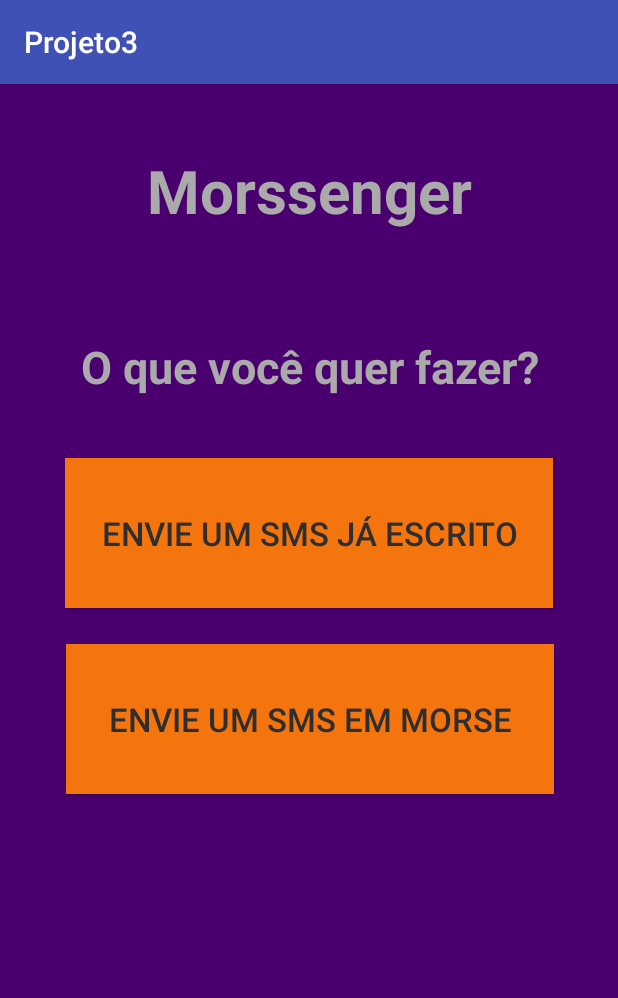
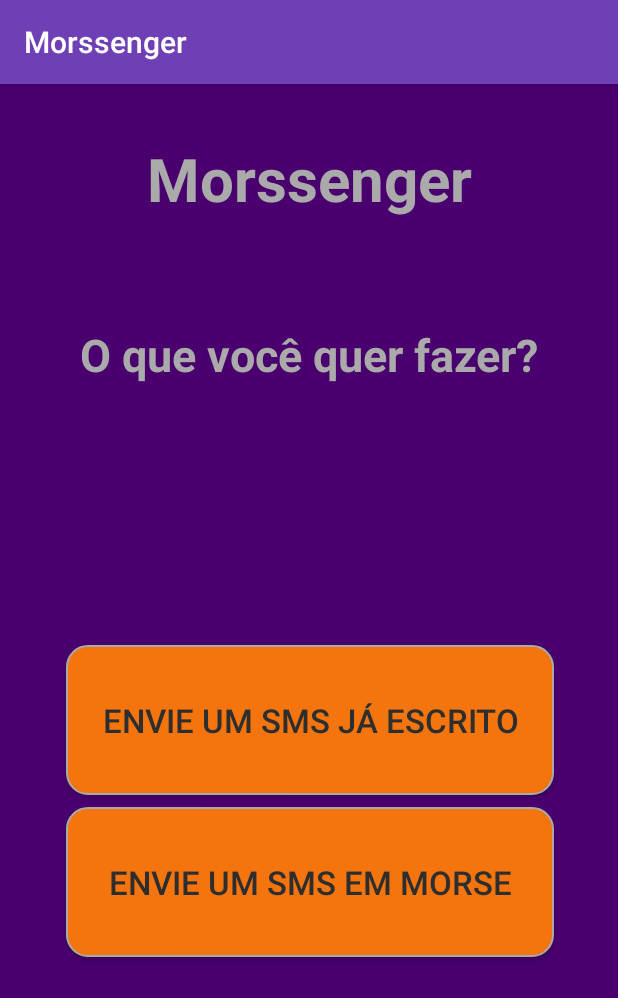
Before and after one commit to mariaeduardabicalho/Projeto3--DesAgi, an Android app: the screen it shows after launch (MainActivity), on a phone screen of 412 x 824 dp. Shown: the top 998 px of the screen. Run offline under Robolectric (Android 15) with nearby library versions, the phone set to English and light mode, and no system bars.

Commit message:
Fluxo de telas

```diff
--- a/app/src/main/java/com/example/nicolasstegmann/projeto3/MainActivity.java
+++ b/app/src/main/java/com/example/nicolasstegmann/projeto3/MainActivity.java
@@ -51,6 +51,8 @@ public class MainActivity extends AppCompatActivity {
         });
     }
 
+
+
     @Override
     public void onRequestPermissionsResult(int request, String[] permissions, int[] results) {
         // Se o pedido de permissão foi para enviar SMS...
--- a/app/src/main/java/com/example/nicolasstegmann/projeto3/Send.java
+++ b/app/src/main/java/com/example/nicolasstegmann/projeto3/Send.java
@@ -40,4 +40,10 @@ public class Send extends AppCompatActivity {
             }
         });
     }
+    @Override
+    public void onBackPressed(){ //Botão BACK padrão do android
+        startActivity(new Intent(this, Messages.class)); //O efeito ao ser pressionado do botão (no caso abre a activity)
+        finishAffinity(); //Método para matar a activity e não deixa-lá indexada na pilhagem
+        return;
+    }
 }
--- /dev/null
+++ b/app/src/main/res/drawable/buttonshape.xml
@@ -0,0 +1,20 @@
+<?xml version="1.0" encoding="utf-8"?>
+<shape xmlns:android="http://schemas.android.com/apk/res/android" android:shape="rectangle" >
+    <corners
+        android:radius="14dp"
+        />
+    <solid
+        android:color = "#f4750e"
+        />
+    <padding
+        android:left="0dp"
+        android:top="0dp"
+        android:right="0dp"
+        android:bottom="0dp"
+        />
+
+    <stroke
+        android:width="1dp"
+        android:color="@android:color/darker_gray"
+        />
+</shape>
--- a/app/src/main/res/layout/activity_main.xml
+++ b/app/src/main/res/layout/activity_main.xml
@@ -12,47 +12,54 @@
         android:id="@+id/sendSMSmorse"
         android:layout_width="325dp"
         android:layout_height="100dp"
+        android:layout_marginBottom="8dp"
         android:layout_marginEnd="8dp"
         android:layout_marginStart="8dp"
-        android:layout_marginTop="24dp"
-        android:background="#f4750e"
+        android:layout_marginTop="8dp"
+        android:background="@drawable/buttonshape"
         android:text="@string/translate_sms"
         android:textAppearance="@style/TextAppearance.AppCompat.Widget.Button"
         android:textColor="#2E2E2E"
         android:textSize="22sp"
+        app:layout_constraintBottom_toBottomOf="parent"
         app:layout_constraintEnd_toEndOf="parent"
         app:layout_constraintHorizontal_bias="0.511"
         app:layout_constraintStart_toStartOf="parent"
-        app:layout_constraintTop_toBottomOf="@+id/sendSMSbutton" />
+        app:layout_constraintTop_toBottomOf="@+id/sendSMSbutton"
+        app:layout_constraintVertical_bias="0.0" />
 
     <Button
         android:id="@+id/sendSMSbutton"
         android:layout_width="325dp"
         android:layout_height="100dp"
+        android:layout_marginBottom="8dp"
         android:layout_marginEnd="8dp"
         android:layout_marginStart="8dp"
-        android:layout_marginTop="8dp"
-        android:background="#f4750e"
+        android:background="@drawable/buttonshape"
+        android:elevation="0dp"
         android:text="@string/send_sms"
         android:textAppearance="@style/TextAppearance.AppCompat.Widget.Button"
         android:textColor="#2E2E2E"
         android:textSize="22sp"
+        app:layout_constraintBottom_toBottomOf="parent"
         app:layout_constraintEnd_toEndOf="parent"
+        app:layout_constraintHorizontal_bias="0.511"
         app:layout_constraintStart_toStartOf="parent"
-        app:layout_constraintTop_toBottomOf="@+id/textView3" />
+        app:layout_constraintTop_toBottomOf="@+id/textView3"
+        app:layout_constraintVertical_bias="0.329" />
 
     <TextView
         android:id="@+id/textView3"
-        android:layout_width="333dp"
+        android:layout_width="0dp"
         android:layout_height="73dp"
-        android:layout_marginTop="168dp"
+        android:layout_marginTop="160dp"
         android:text="@string/do_what"
         android:textAlignment="center"
         android:textColor="@android:color/darker_gray"
         android:textSize="30sp"
         android:textStyle="bold"
         app:layout_constraintEnd_toEndOf="parent"
-        app:layout_constraintHorizontal_bias="0.509"
+        app:layout_constraintHorizontal_bias="0.0"
         app:layout_constraintStart_toStartOf="parent"
         app:layout_constraintTop_toTopOf="parent" />
 
--- a/app/src/main/res/layout/activity_morse.xml
+++ b/app/src/main/res/layout/activity_morse.xml
@@ -13,6 +13,8 @@
         android:layout_marginEnd="8dp"
         android:layout_marginStart="8dp"
         android:layout_marginTop="24dp"
+        android:background="@drawable/buttonshape"
+        android:elevation="24dp"
         android:text="Morse"
         app:layout_constraintEnd_toEndOf="parent"
         app:layout_constraintStart_toStartOf="parent"
@@ -43,6 +45,7 @@
         android:layout_marginEnd="8dp"
         android:layout_marginStart="8dp"
         android:layout_marginTop="104dp"
+        android:background="@drawable/buttonshape"
         app:layout_constraintEnd_toEndOf="parent"
         app:layout_constraintStart_toStartOf="parent"
         app:layout_constraintTop_toBottomOf="@+id/editText"
--- a/app/src/main/res/layout/message_0.xml
+++ b/app/src/main/res/layout/message_0.xml
@@ -41,7 +41,7 @@
         android:layout_marginEnd="24dp"
         android:layout_marginStart="24dp"
         android:layout_marginTop="8dp"
-        android:background="#f4750e"
+        android:background="@drawable/buttonshape"
         android:text="@string/banheiro"
         android:textColor="#2E2E2E"
         android:textSize="22sp"
@@ -60,12 +60,12 @@
         android:layout_marginEnd="8dp"
         android:layout_marginStart="8dp"
         android:layout_marginTop="8dp"
-        android:background="#f4750e"
+        android:background="@drawable/buttonshape"
         android:text="@string/next_msg"
         android:textColor="#2E2E2E"
         app:layout_constraintBottom_toBottomOf="@+id/container"
         app:layout_constraintEnd_toEndOf="parent"
-        app:layout_constraintHorizontal_bias="0.439"
+        app:layout_constraintHorizontal_bias="0.502"
         app:layout_constraintStart_toStartOf="parent"
         app:layout_constraintTop_toBottomOf="@+id/button_banheiro"
         app:layout_constraintVertical_bias="0.541" />
--- a/app/src/main/res/values/colors.xml
+++ b/app/src/main/res/values/colors.xml
@@ -1,6 +1,6 @@
 <?xml version="1.0" encoding="utf-8"?>
 <resources>
-    <color name="colorPrimary">#3F51B5</color>
-    <color name="colorPrimaryDark">#303F9F</color>
+    <color name="colorPrimary">#6e3fb5</color>
+    <color name="colorPrimaryDark">#6b309f</color>
     <color name="colorAccent">#FF4081</color>
 </resources>
--- a/app/src/main/res/values/strings.xml
+++ b/app/src/main/res/values/strings.xml
@@ -1,5 +1,5 @@
 <resources>
-    <string name="app_name">Projeto3</string>
+    <string name="app_name">Morssenger</string>
     <string name="send_sms">Envie um SMS já escrito</string>
     <string name="quem_enviarSMSM">Para quem você quer enviar a mensagem?</string>
     <string name="ajudante">Ajudante</string>
```
Also changed, not shown: app/src/main/java/com/example/nicolasstegmann/projeto3/ContactsActivity.java (+6 -1 lines), app/src/main/java/com/example/nicolasstegmann/projeto3/Messages.java (+6 -1 lines), app/src/main/res/layout/activity_contacts.xml (+4 -4 lines), app/src/main/res/layout/activity_send.xml (+5 -2 lines), app/src/main/res/layout/message_1.xml (+20 -17 lines), app/src/main/res/layout/message_2.xml (+7 -4 lines), app/src/main/res/layout/message_3.xml (+8 -4 lines), app/src/main/res/layout/message_4.xml (+7 -4 lines).
